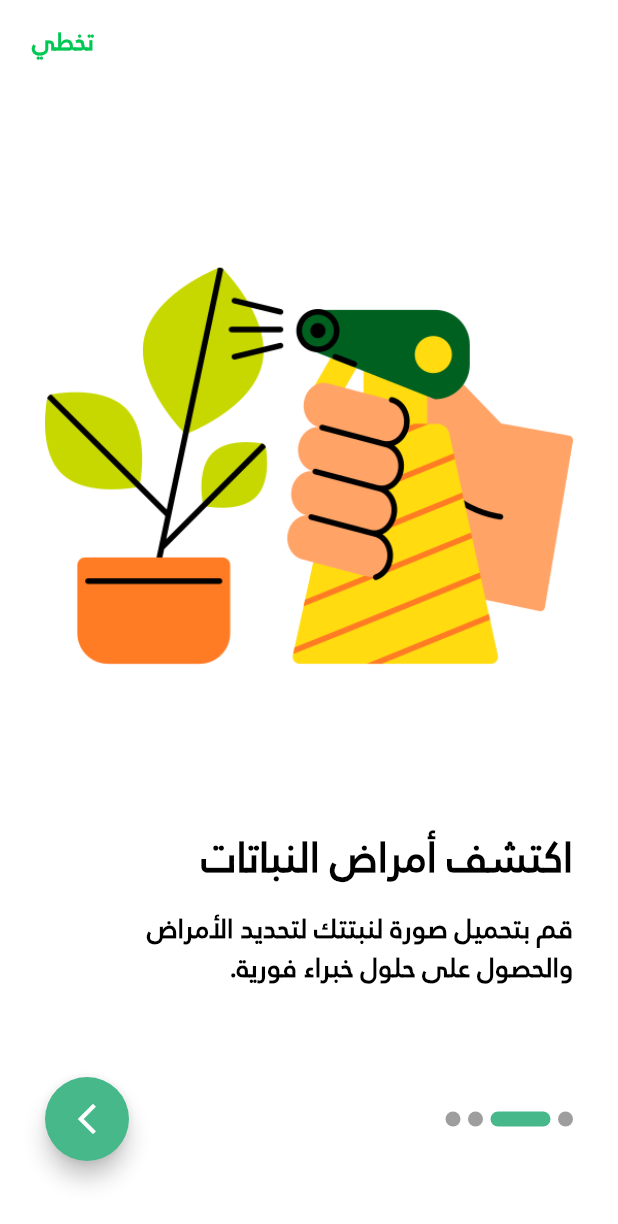
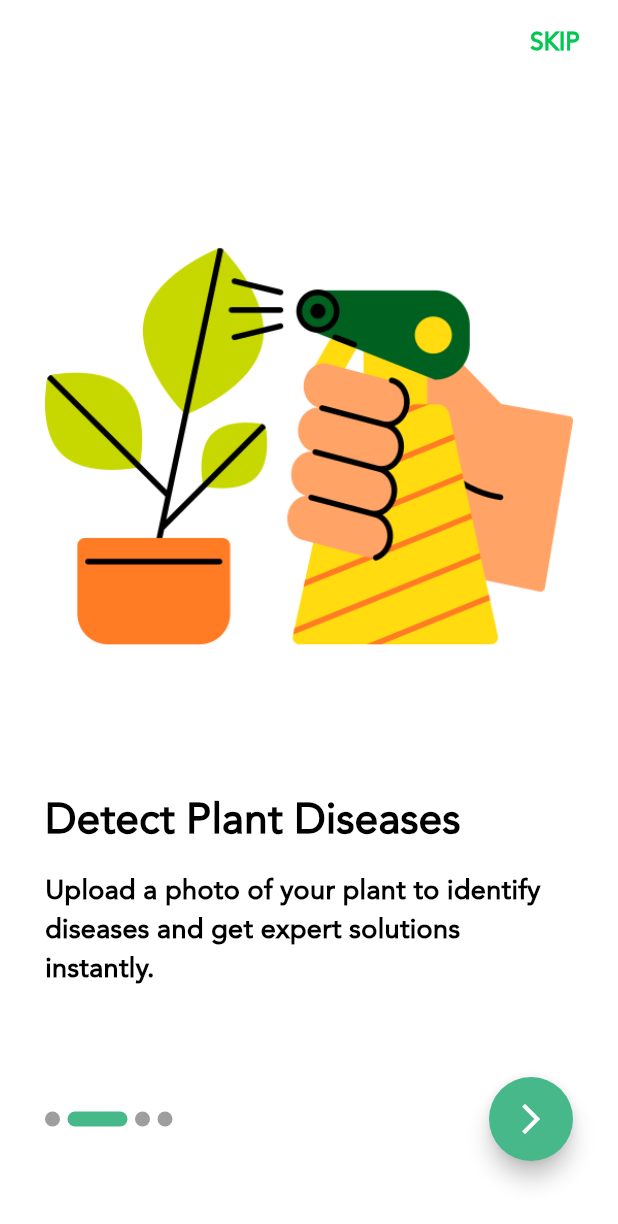
Before and after one commit to M7mdNassar/Plantie_PS, a Flutter app: the screen it shows after launch, after a tap on the "arrow forward ios" icon, on a phone screen of 412 x 824 dp. Shown: the top 1224 px of the screen. Run offline on Flutter 3.47's test engine with Material 3 defaults, Android fonts, the phone set to English and light mode, and no system bars; drawn by our look-alikes of smooth_page_indicator; our stand-ins replace animated_bottom_navigation_bar, bloc, cached_network_image, cloud_firestore, conditional_builder_null_safety, dio and 14 more; missing offline and left inert: flutter_facebook_auth, tflite_flutter; accounts and stored records are empty; statements that could not run were skipped.

Commit message:
toggle language

```diff
--- a/lib/l10n/intl_ar.arb
+++ b/lib/l10n/intl_ar.arb
@@ -255,7 +255,11 @@
   "diseaseNotDetected": "لم يتم التعرف على المرض",
 
   "good" : "جيد",
-  "avoid" : "تجنب"
+  "avoid" : "تجنب",
+
+
+  "selectLanguage": "اختر اللغة",
+  "languageChanged": "تم تغيير اللغة. أعد تشغيل التطبيق؟"
 
 
 
--- a/lib/l10n/intl_en.arb
+++ b/lib/l10n/intl_en.arb
@@ -250,6 +250,10 @@
   "diseaseNotDetected": "Disease not recognized",
 
   "good" : "Good",
-  "avoid" : "Avoid"
+  "avoid" : "Avoid",
+
+
+  "selectLanguage": "Select Language",
+  "languageChanged": "Language changed. Restart the app?"
 
 }
--- a/lib/layout/cubit/cubit.dart
+++ b/lib/layout/cubit/cubit.dart
@@ -12,7 +12,9 @@ import '../../shared/network/local/cache_helper.dart';
 
 class AppCubit extends Cubit<AppStates>
 {
-  AppCubit() : super(AppInitialState());
+  AppCubit() : super(AppInitialState()){
+    _loadSavedLanguage();
+  }
 
   static AppCubit get(context) => BlocProvider.of(context);
 
@@ -70,4 +72,23 @@ class AppCubit extends Cubit<AppStates>
     });
   }
 
+
+
+
+
+  String currentLanguage = 'en';
+  bool get isArabic => currentLanguage == 'ar';
+
+  Future<void> changeLanguage(String langCode) async {
+    currentLanguage = langCode;
+    await CacheHelper.saveData(key: 'language', value: langCode);
+    emit(LanguageChangedState(langCode));
+  }
+
+
+  void _loadSavedLanguage() async {
+    currentLanguage = CacheHelper.getData(key: 'language') ?? 'en';
+    emit(LanguageChangedState(currentLanguage));
+  }
+
 }
--- a/lib/layout/cubit/states.dart
+++ b/lib/layout/cubit/states.dart
@@ -27,3 +27,8 @@ class VerificationEmailErrorState extends AppStates {
 
   VerificationEmailErrorState(this.error);
 }
+
+class LanguageChangedState extends AppStates {
+  final String languageCode;
+  LanguageChangedState(this.languageCode);
+}
--- a/lib/main.dart
+++ b/lib/main.dart
@@ -97,7 +97,7 @@ class MyApp extends StatelessWidget {
         builder: (context, state) {
           var cubit = AppCubit.get(context);
           return MaterialApp(
-            locale: Locale("ar"),
+            locale: Locale(cubit.currentLanguage),
               localizationsDelegates: [
                 S.delegate,
                 GlobalMaterialLocalizations.delegate,
--- a/lib/modules/Home/weather_details_screen.dart
+++ b/lib/modules/Home/weather_details_screen.dart
@@ -1,6 +1,8 @@
 import 'package:flutter/material.dart';
+import 'package:hexcolor/hexcolor.dart';
 import 'package:intl/intl.dart';
 import '../../generated/l10n.dart';
+import '../../layout/cubit/cubit.dart';
 import '../../models/weather_model.dart';
 
 class WeatherDetailsScreen extends StatefulWidget {
@@ -36,6 +38,9 @@ class _WeatherDetailsScreenState extends State<WeatherDetailsScreen> {
 
   Widget _buildWeatherCard(BuildContext context) {
     return Card(
+      color: AppCubit.get(context).isDark
+          ? HexColor("1C1C1E")
+          : HexColor("FFFFFF"),
       elevation: 4,
       child: Padding(
         padding: EdgeInsets.all(16),
@@ -65,28 +70,30 @@ class _WeatherDetailsScreenState extends State<WeatherDetailsScreen> {
       children: [
         _buildDetailItem(S.of(context).feels_like,
             '${widget.weatherData.main.feelsLike.round()}°C'),
-        _buildDetailItem(S.of(context).humidity,
-            '${widget.weatherData.main.humidity}%'),
-        _buildDetailItem(S.of(context).wind_speed,
-            '${widget.weatherData.wind.speed} m/s'),
-        _buildDetailItem(S.of(context).pressure,
-            '${widget.weatherData.main.pressure} hPa'),
+        _buildDetailItem(
+            S.of(context).humidity, '${widget.weatherData.main.humidity}%'),
+        _buildDetailItem(
+            S.of(context).wind_speed, '${widget.weatherData.wind.speed} m/s'),
+        _buildDetailItem(
+            S.of(context).pressure, '${widget.weatherData.main.pressure} hPa'),
       ],
     );
   }
 
   Widget _buildSunriseSunsetCard(BuildContext context) {
     return Card(
+      color: AppCubit.get(context).isDark
+          ? HexColor("1C1C1E")
+          : HexColor("FFFFFF"),
       elevation: 4,
       child: Padding(
         padding: EdgeInsets.all(16),
         child: Row(
           mainAxisAlignment: MainAxisAlignment.spaceAround,
           children: [
-            _buildSunTime(S.of(context).sunrise,
-                widget.weatherData.sys.sunrise),
-            _buildSunTime(S.of(context).sunset,
-                widget.weatherData.sys.sunset),
+            _buildSunTime(
+                S.of(context).sunrise, widget.weatherData.sys.sunrise),
+            _buildSunTime(S.of(context).sunset, widget.weatherData.sys.sunset),
           ],
         ),
       ),
@@ -95,6 +102,9 @@ class _WeatherDetailsScreenState extends State<WeatherDetailsScreen> {
 
   Widget _buildDetailItem(String title, String value) {
     return Card(
+      color: AppCubit.get(context).isDark
+          ? HexColor("1C1C1E")
+          : HexColor("FFFFFF"),
       elevation: 2,
       child: Padding(
         padding: EdgeInsets.all(12),
```
Also changed, not shown: lib/modules/Detection/Classification/image_picker_handler.dart (+42 -16 lines), lib/modules/Home/fertilizer_screen.dart (+68 -29 lines), lib/modules/Home/home_screen.dart (+25 -17 lines), lib/modules/Profile/profile_screen.dart (+48 -18 lines), lib/generated/intl/messages_ar.dart, lib/generated/intl/messages_en.dart, lib/generated/l10n.dart.
